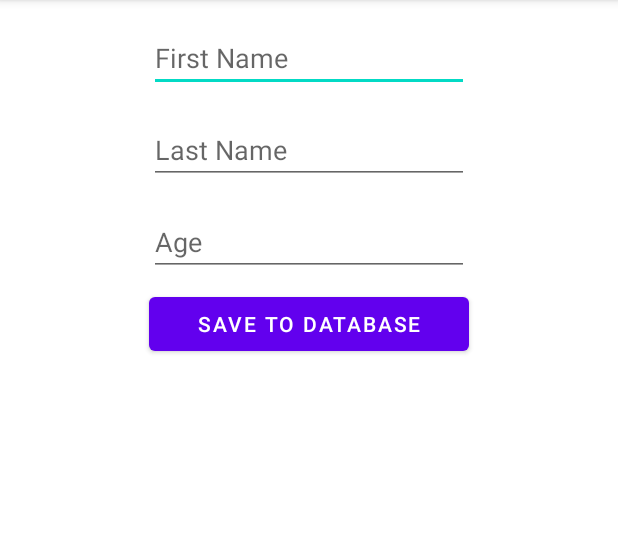
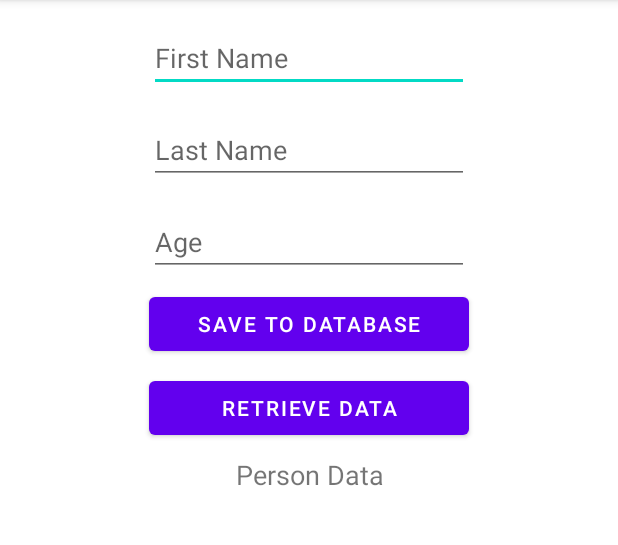
Before and after one commit to shubham3135/AndroidFirebaseTutorial, an Android app: the screen it shows after launch (MainActivity), after a tap on "SAVE TO DATABASE", on a phone screen of 412 x 824 dp, the part 84-629 px from its top. Run offline under Robolectric (Android 15) with nearby library versions, the phone set to English and light mode, and no system bars; our stand-ins replace Firebase (no records; nobody signed in at launch, a user with empty details on screens opened directly); 1 statement that could not run was skipped.

Commit message:
Retrieve data from firestore

```diff
--- a/app/src/main/java/com/shubhamkumarwinner/firebasetut/Person.kt
+++ b/app/src/main/java/com/shubhamkumarwinner/firebasetut/Person.kt
@@ -1,7 +1,7 @@
 package com.shubhamkumarwinner.firebasetut
 
 data class Person(
-    var firstName: String,
-    var lastName: String,
-    var age: Int
+    var firstName: String = "",
+    var lastName: String = "",
+    var age: Int = -1
 )
--- a/app/src/main/res/layout/activity_main.xml
+++ b/app/src/main/res/layout/activity_main.xml
@@ -55,7 +55,28 @@
         app:layout_constraintHorizontal_bias="0.5"
         app:layout_constraintStart_toStartOf="@+id/etAge"
         app:layout_constraintTop_toBottomOf="@+id/etAge" />
-
+    <Button
+        android:id="@+id/btnRetrieveData"
+        android:layout_width="0dp"
+        android:layout_height="wrap_content"
+        android:layout_marginTop="8dp"
+        android:text="Retrieve data"
+        app:layout_constraintEnd_toEndOf="@+id/btnUploadData"
+        app:layout_constraintHorizontal_bias="0.5"
+        app:layout_constraintStart_toStartOf="@+id/btnUploadData"
+        app:layout_constraintTop_toBottomOf="@+id/btnUploadData" />
+    <TextView
+        android:id="@+id/tvRetrieveData"
+        android:layout_width="0dp"
+        android:layout_height="wrap_content"
+        android:layout_marginTop="8dp"
+        android:text="Person Data"
+        android:textAlignment="center"
+        android:textSize="18sp"
+        app:layout_constraintEnd_toEndOf="@+id/btnRetrieveData"
+        app:layout_constraintHorizontal_bias="0.5"
+        app:layout_constraintStart_toStartOf="@+id/btnRetrieveData"
+        app:layout_constraintTop_toBottomOf="@+id/btnRetrieveData" />
 
 
 </androidx.constraintlayout.widget.ConstraintLayout>
```
Also changed, not shown: app/src/main/java/com/shubhamkumarwinner/firebasetut/MainActivity.kt (+26 -0 lines).
